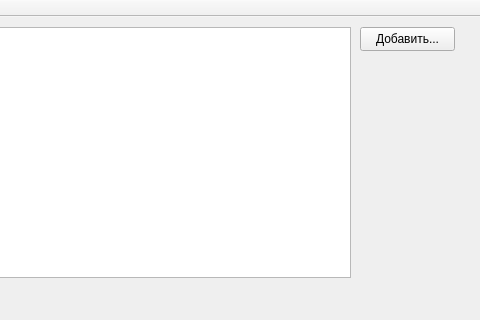
This is mainwindow.ui in group93492/equipment-reminder as Qt 5 draws it before an edit; both pictures show x 180 to 660 and y 0 to 320 of the 660 by 407 pixel window. The edited form follows.
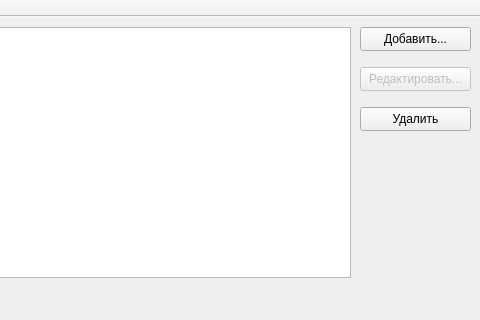
This is the edited form.

```diff
--- a/mainwindow.ui
+++ b/mainwindow.ui
@@ -32,7 +32,7 @@
      <rect>
       <x>540</x>
       <y>10</y>
-      <width>95</width>
+      <width>111</width>
       <height>24</height>
      </rect>
     </property>
@@ -40,6 +40,35 @@
      <string>Добавить...</string>
     </property>
    </widget>
+   <widget class="QPushButton" name="deleteeventButton">
+    <property name="geometry">
+     <rect>
+      <x>540</x>
+      <y>90</y>
+      <width>111</width>
+      <height>24</height>
+     </rect>
+    </property>
+    <property name="text">
+     <string>Удалить</string>
+    </property>
+   </widget>
+   <widget class="QPushButton" name="editeventButton">
+    <property name="enabled">
+     <bool>false</bool>
+    </property>
+    <property name="geometry">
+     <rect>
+      <x>540</x>
+      <y>50</y>
+      <width>111</width>
+      <height>24</height>
+     </rect>
+    </property>
+    <property name="text">
+     <string>Редактировать...</string>
+    </property>
+   </widget>
   </widget>
   <widget class="QMenuBar" name="menuBar">
    <property name="geometry">
```
Left out of the diff: 2 changed lines with no effect on the pictures.
